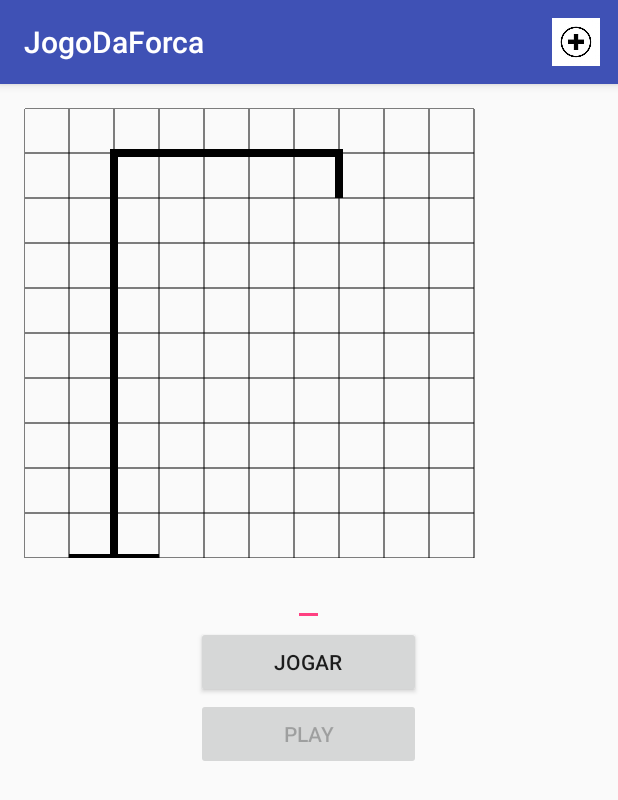
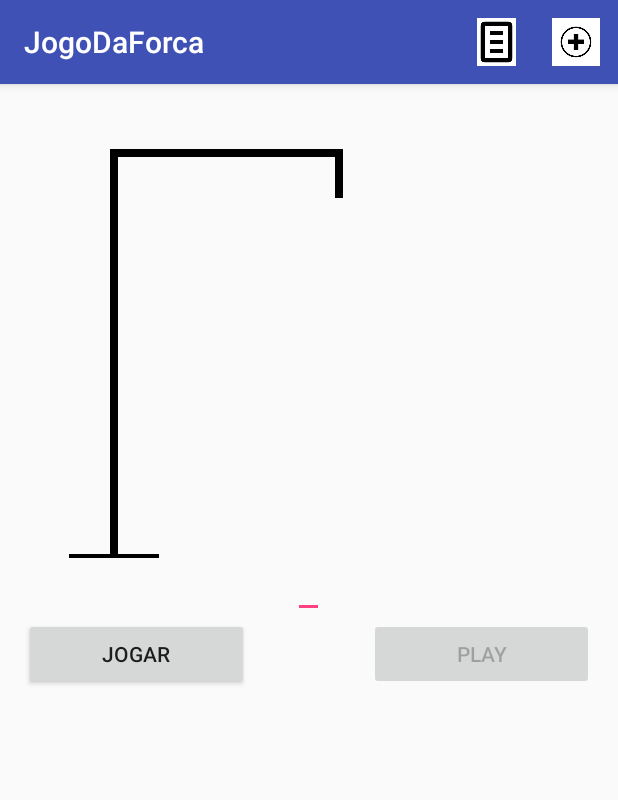
Before and after one commit to rogeriopalermo/Jogo-da-Forca, an Android app: the screen it shows after launch (Main), after a tap on "PLAY", on a phone screen of 412 x 824 dp. Shown: the top 800 px of the screen. Run offline under Robolectric (Android 15) with nearby library versions, the phone set to English and light mode, and no system bars; 2 statements that could not run were skipped.

Commit message:
Fourth release, adding the function to list the words and choose one to play, also the possibility to delete an word.

```diff
--- a/app/src/main/AndroidManifest.xml
+++ b/app/src/main/AndroidManifest.xml
@@ -15,7 +15,8 @@
                 <category android:name="android.intent.category.LAUNCHER" />
             </intent-filter>
         </activity>
-        <activity android:name=".InserirPalavrasActivity"></activity>
+        <activity android:name=".InserirPalavrasActivity" />
+        <activity android:name=".ListaNomesActivity"></activity>
     </application>
 
 </manifest>
--- a/app/src/main/java/br/com/jogorogerio/jogodaforca/DAO/JogoDaVelhaDAO.java
+++ b/app/src/main/java/br/com/jogorogerio/jogodaforca/DAO/JogoDaVelhaDAO.java
@@ -8,6 +8,8 @@ import android.database.sqlite.SQLiteOpenHelper;
 
 import java.util.ArrayList;
 import java.util.List;
+
+import br.com.jogorogerio.jogodaforca.model.OptionName;
 
 /**
  * Created by Rogerio on 15/08/2016.
@@ -39,16 +41,25 @@ public class JogoDaVelhaDAO extends SQLiteOpenHelper{
         db.insert("palavras", null, content);
     }
 
-    public ArrayList<String> retrieveWords() {
+    public List<OptionName> retrieveWords() {
         SQLiteDatabase db = getReadableDatabase();
         String sql = "Select * from palavras";
         Cursor c = db.rawQuery(sql, null);
-        ArrayList<String> words = new ArrayList<String>();
+        List<OptionName> words = new ArrayList<OptionName>();
         while (c.moveToNext()) {
-            String word = c.getString(c.getColumnIndex("palavra"));
-            words.add(word);
+            OptionName option = new OptionName();
+            option.setId(c.getLong(c.getColumnIndex("id")));
+            option.setNome(c.getString(c.getColumnIndex("palavra")));
+            words.add(option);
         }
         c.close();
         return words;
     }
+
+    public void deleteOption(OptionName option) {
+        SQLiteDatabase db = getWritableDatabase();
+        String[] params = {option.getId()+""};
+
+        db.delete("palavras", "id = ?", params);
+    }
 }
--- a/app/src/main/java/br/com/jogorogerio/jogodaforca/PlanoCartesianoView.java
+++ b/app/src/main/java/br/com/jogorogerio/jogodaforca/PlanoCartesianoView.java
@@ -68,7 +68,7 @@ public class PlanoCartesianoView extends View {
             setMenorLadoDisplay(getHeight());
 
         setUnidade(menorLadoDisplay/10);
-        drawPlanoCartesiano(canvas);
+        //drawPlanoCartesiano(canvas);
     }
 
     public int getMenorLadoDisplay() {
--- a/app/src/main/res/layout/main.xml
+++ b/app/src/main/res/layout/main.xml
@@ -21,11 +21,14 @@
         android:layout_gravity="center"/>
     <EditText
         android:layout_width="wrap_content"
-        android:layout_height="wrap_content"
+        android:layout_height="40dp"
         android:id="@+id/etLetra"
         android:layout_gravity="center_horizontal|bottom"
         android:maxLength="1"
         android:enabled="false"/>
+    <RelativeLayout
+        android:layout_width="match_parent"
+        android:layout_height="wrap_content">
         <Button
             android:layout_width="150dp"
             android:layout_height="wrap_content"
@@ -39,6 +42,8 @@
             android:id="@+id/btPlay"
             android:enabled="true"
             android:layout_gravity="center_horizontal|bottom"
-        android:text="play"/>
+            android:text="play"
+            android:layout_alignParentRight="true"/>
+    </RelativeLayout>
 </LinearLayout>
 </ScrollView>
--- a/app/src/main/res/menu/menu.xml
+++ b/app/src/main/res/menu/menu.xml
@@ -1,6 +1,10 @@
 <?xml version="1.0" encoding="utf-8"?>
 <menu xmlns:android="http://schemas.android.com/apk/res/android"
     xmlns:app="http://schemas.android.com/apk/res-auto">
+    <item android:title="List names"
+        android:id="@+id/menu_listNames"
+        android:icon="@drawable/lista"
+        app:showAsAction="always"></item>
     <item android:title="Adicionar Palavra"
             android:id="@+id/menu_adicionarPalavra"
             android:icon="@drawable/adicionar"
```
Also changed, not shown: app/src/main/java/br/com/jogorogerio/jogodaforca/ListaNomesActivity.java (added, +77 -0 lines), app/src/main/java/br/com/jogorogerio/jogodaforca/Main.java (+20 -5 lines), app/src/main/java/br/com/jogorogerio/jogodaforca/adapter/ListaAdapter.java (added, +71 -0 lines), app/src/main/java/br/com/jogorogerio/jogodaforca/viewHolder/OptionsViewHolder.java (added, +20 -0 lines), app/src/main/res/layout/activity_lista_nomes.xml (added, +17 -0 lines), app/src/main/res/layout/list_item.xml (added, +29 -0 lines), app/src/main/res/drawable/lista.jpg (added). Lines whose indentation alone changed are shown as unchanged.
